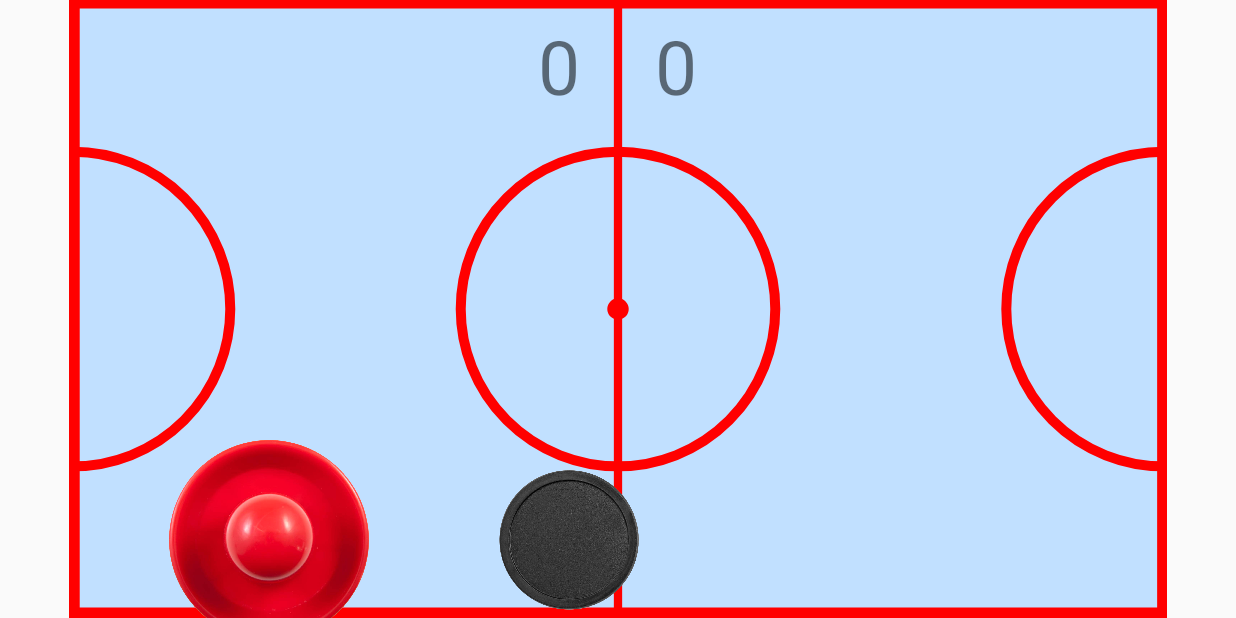
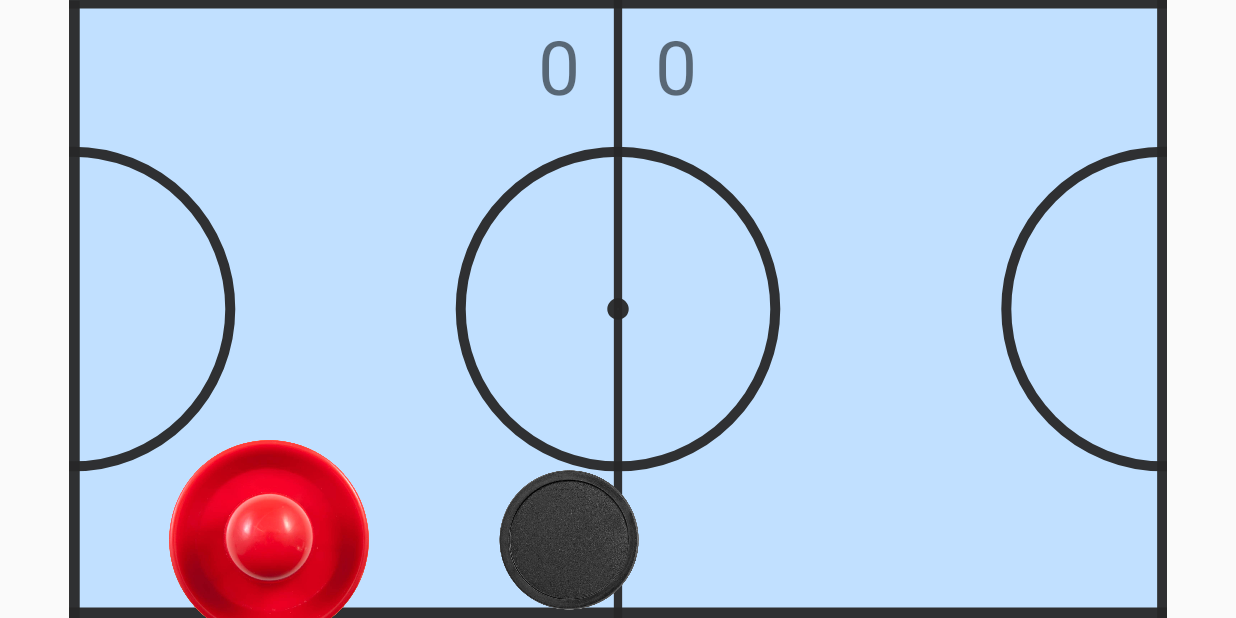
Before and after one commit to RUSLoker/Physics2D, an Android app: the AirHockey screen opened directly, with no data from a screen before it, on a phone screen of 824 x 412 dp (held sideways). Run offline under Robolectric (Android 15) with nearby library versions, the phone set to English and light mode, and no system bars.

Commit message:
Some visual additions

```diff
--- a/app/src/main/java/com/example/physics2d/ManipsView.java
+++ b/app/src/main/java/com/example/physics2d/ManipsView.java
@@ -8,26 +8,29 @@ import android.util.AttributeSet;
 import android.view.View;
 
 public class ManipsView extends View {
-    Paint paint = new Paint();
-    Paint paintSpec = new Paint();
+    Paint paint1 = new Paint();
+    Paint paint2 = new Paint();
+    Paint paint3 = new Paint();
     boolean created = false;
     Vector2D vCenter, hCenter;
 
     public ManipsView(Context context, AttributeSet attrs) {
         super(context, attrs);
-        paint.setStrokeWidth(10);
-        paint.setStyle(Paint.Style.FILL);
-        paintSpec.setStrokeWidth(10);
-        paintSpec.setStyle(Paint.Style.FILL);
-        paintSpec.setColor(Color.RED);
+        paint1.setStyle(Paint.Style.FILL);
+        paint1.setColor(Color.parseColor("#ff2400"));
+        paint2.setStyle(Paint.Style.FILL);
+        paint2.setColor(Color.parseColor("#ff2400"));
+        paint2.setAlpha(100);
+        paint3.setStyle(Paint.Style.FILL);
+        paint3.setColor(Color.parseColor("#ff2400"));
     }
 
     @Override
     protected void onDraw(Canvas canvas) {
         super.onDraw(canvas);
         if(!created) {
-            vCenter = new Vector2D(0,getHeight() / 2);
-            hCenter = new Vector2D(getWidth() / 2, 0);
+            vCenter = new Vector2D(0,(double) getHeight() / 2);
+            hCenter = new Vector2D((double) getWidth() / 2, 0);
             created = true;
         }
         for (int i = 0; i < AirHockey.manips.length; i++){
@@ -41,14 +44,20 @@ public class ManipsView extends View {
                 canvas.drawCircle(
                         (float) st.x,
                         (float) st.y,
-                        (float) 50,
-                        paint
+                        (float) 60,
+                        paint1
+                );
+                canvas.drawCircle(
+                        (float) st.x,
+                        (float) st.y,
+                        (float) Manipulator.maxLen,
+                        paint2
                 );
                 canvas.drawCircle(
                         (float) fin.x,
                         (float) fin.y,
-                        (float) 50,
-                        paint
+                        (float) 60,
+                        paint3
                 );
             }
         }
--- a/app/src/main/java/com/example/physics2d/Manipulator.java
+++ b/app/src/main/java/com/example/physics2d/Manipulator.java
@@ -2,7 +2,7 @@ package com.example.physics2d;
 
 public class Manipulator {
     private Vector2D stPos, deltaVector;
-    private final static double maxLen = 300;
+    final static double maxLen = 250;
     private boolean started;
     Manipulator(){
         deltaVector = Vector2D.zero();
--- a/app/src/main/res/drawable/ic_air_hockey_field.xml
+++ b/app/src/main/res/drawable/ic_air_hockey_field.xml
@@ -11,49 +11,49 @@
       android:pathData="M1,1.3L1,1089.31"
       android:strokeWidth="35.5"
       android:fillColor="#00000000"
-      android:strokeColor="#ff0000"/>
+      android:strokeColor="@color/fieldMarking"/>
   <path
       android:pathData="M1920.5,-0.7L1920.5,1087.31"
       android:strokeWidth="35.5"
       android:fillColor="#00000000"
-      android:strokeColor="#ff0000"/>
+      android:strokeColor="@color/fieldMarking"/>
   <path
       android:pathData="M2461.47,1079.31L-30.54,1079.31"
       android:strokeWidth="35.5"
       android:fillColor="#00000000"
-      android:strokeColor="#ff0000"/>
+      android:strokeColor="@color/fieldMarking"/>
   <path
       android:pathData="M2303.47,-2.7L-188.55,-2.7"
       android:strokeWidth="35.5"
       android:fillColor="#00000000"
-      android:strokeColor="#ff0000"/>
+      android:strokeColor="@color/fieldMarking"/>
   <path
       android:pathData="M-268,540a275,275 0,1 0,550 0a275,275 0,1 0,-550 0z"
       android:strokeWidth="17.5"
       android:fillColor="#00000000"
-      android:strokeColor="#ff0000"/>
+      android:strokeColor="@color/fieldMarking"/>
   <path
       android:pathData="M1639,540a275,275 0,1 0,550 0a275,275 0,1 0,-550 0z"
       android:strokeWidth="17.5"
       android:fillColor="#00000000"
 
-      android:strokeColor="#ff0000"/>
+      android:strokeColor="@color/fieldMarking"/>
   <path
       android:pathData="M685,540a275,275 0,1 0,550 0a275,275 0,1 0,-550 0z"
       android:strokeWidth="17.5"
       android:fillColor="#00000000"
 
-      android:strokeColor="#ff0000"/>
+      android:strokeColor="@color/fieldMarking"/>
   <path
       android:pathData="M960,-44.7L960,1121.64"
       android:strokeWidth="14.5"
       android:fillColor="#00000000"
 
-      android:strokeColor="#ff0000"/>
+      android:strokeColor="@color/fieldMarking"/>
   <path
       android:pathData="M950,540a10,10 0,1 0,20 0a10,10 0,1 0,-20 0z"
       android:strokeWidth="17.5"
       android:fillColor="#00000000"
 
-      android:strokeColor="#ff0000"/>
+      android:strokeColor="@color/fieldMarking"/>
 </vector>
--- a/app/src/main/res/values/colors.xml
+++ b/app/src/main/res/values/colors.xml
@@ -3,4 +3,5 @@
     <color name="colorPrimary">#FFFFFF</color>
     <color name="colorPrimaryDark">#FFFFFF</color>
     <color name="colorAccent">#D81B60</color>
+    <color name="fieldMarking">#F2272727</color>
 </resources>
```
